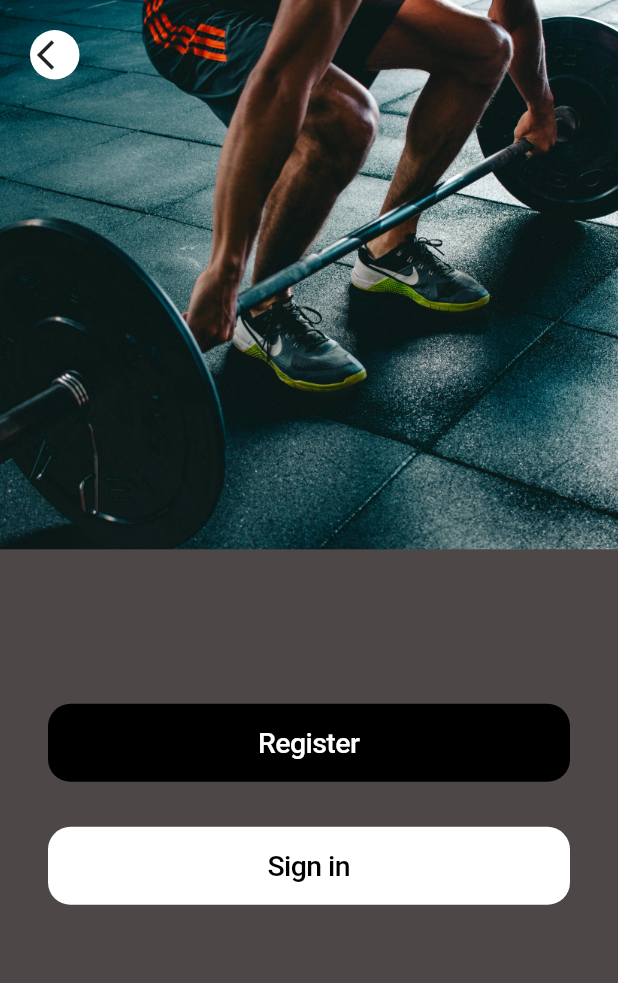
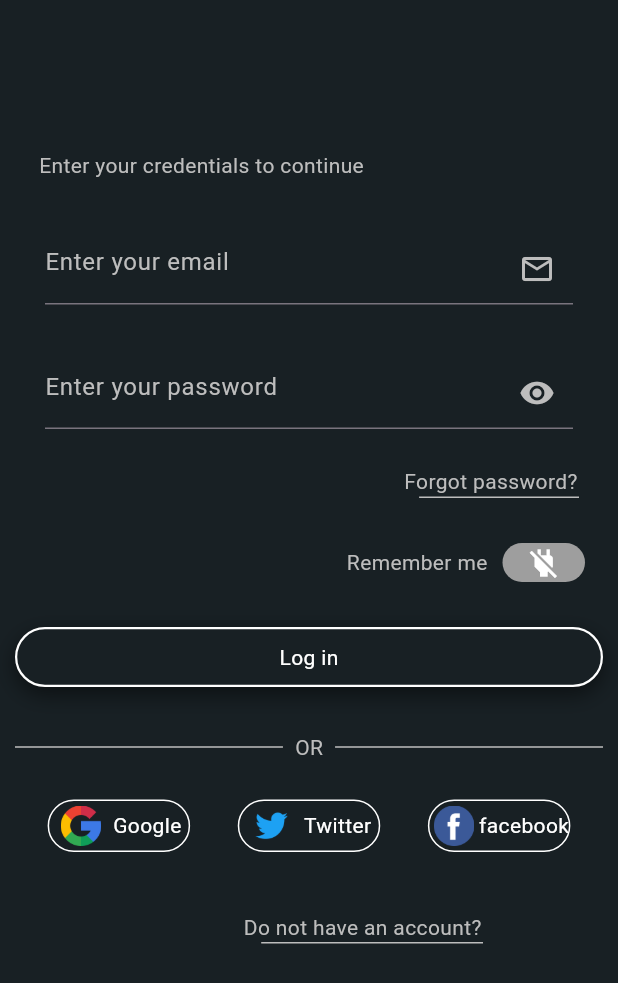
Before and after one commit to Wamitinewton/flexfit, a Flutter app: the SplashScreen screen opened directly, after a tap on "Continue", on a phone screen of 412 x 824 dp. Shown: the top 983 px of the screen. Run offline on Flutter 3.47's test engine with Material 3 defaults, Android fonts, the phone set to English and light mode, and no system bars; our stand-ins replace get; missing offline and left inert: clippy_flutter; Roboto replaces fonts that are missing (Montserrat).

Commit message:
Login screen

```diff
--- a/lib/main.dart
+++ b/lib/main.dart
@@ -14,6 +14,7 @@
   @override
   Widget build(BuildContext context) {
     return GetMaterialApp(
+      debugShowCheckedModeBanner: false,
 
       home: const SplashScreen()
     );
--- /dev/null
+++ b/lib/views/auth/login_screen.dart
@@ -0,0 +1,158 @@
+import 'package:clippy_flutter/arc.dart';
+import 'package:flexfit/widgets/auth_cards.dart';
+import 'package:flexfit/widgets/custom_flat_button.dart';
+import 'package:flexfit/widgets/lined_text.dart';
+import 'package:flexfit/widgets/remember_me_button.dart';
+import 'package:flutter/material.dart';
+import 'package:flutter/widgets.dart';
+
+import '../../widgets/text_input.dart';
+
+class LoginScreen extends StatefulWidget {
+  const LoginScreen({super.key});
+
+  @override
+  State<LoginScreen> createState() => _LoginScreenState();
+}
+
+class _LoginScreenState extends State<LoginScreen> {
+  bool _rememberMe = false;
+  @override
+  Widget build(BuildContext context) {
+    return Scaffold(
+      backgroundColor: const Color.fromARGB(255, 24, 32, 36),
+      body: SingleChildScrollView(
+        child: GestureDetector(
+          onTap: () {
+            FocusScope.of(context).unfocus();
+          },
+          child: SafeArea(
+            child: Padding(
+              padding: const EdgeInsets.only(top: 20),
+              child: Column(
+                // mainAxisAlignment: MainAxisAlignment.center,
+                children: [
+                  Padding(
+                    padding: const EdgeInsets.only(left: 26, top: 80),
+                    child: Row(
+                      mainAxisAlignment: MainAxisAlignment.start,
+                      children: [
+                        Text(
+                          'Enter your credentials to continue',
+                          style: TextStyle(color: Colors.grey[400]),
+                        ),
+                      ],
+                    ),
+                  ),
+                  TextFieldUtil(
+                      hintText: "Enter your email",
+                      suffixIcon: Icon(
+                        Icons.email_outlined,
+                        color: Colors.grey[400],
+                      )),
+                  TextFieldUtil(
+                      hintText: "Enter your password",
+                      suffixIcon: Icon(
+                        Icons.visibility,
+                        color: Colors.grey[400],
+                      )),
+                  const SizedBox(
+                    height: 25,
+                  ),
+                  Padding(
+                    padding: const EdgeInsets.only(right: 12),
+                    child: LinedText(
+                        ontap: () {}, height: 1, text: "Forgot password?"),
+                  ),
+                  const SizedBox(
+                    height: 10,
+                  ),
+                  const SizedBox(
+                    height: 20,
+                  ),
+                  PowerButtonUtil(
+                      value: _rememberMe,
+                      onChanged: (value) {
+                        setState(() {
+                          _rememberMe = value!;
+                        });
+                      },
+                      label: 'Remember me'),
+                  const SizedBox(
+                    height: 30,
+                  ),
+                  CustomFlatButton(
+                      onTap: () {},
+                      text: 'Log in',
+                      color: const Color.fromARGB(255, 24, 32, 36),
+                      textColor: Colors.white),
+                  const SizedBox(
+                    height: 30,
+                  ),
+                  Row(
+                    children: [
+                      Flexible(
+                        child: Divider(
+                          indent: 10,
+                          endIndent: 8,
+                          thickness: 1,
+                          color: Colors.grey[400],
+                        ),
+                      ),
+                      Text(
+                        'OR',
+                        style: TextStyle(color: Colors.grey[400], fontSize: 14),
+                      ),
+                      Flexible(
+                        child: Divider(
+                          indent: 8,
+                          endIndent: 10,
+                          thickness: 1,
+                          color: Colors.grey[400],
+                        ),
+                      ),
+                    ],
+                  ),
+                  const SizedBox(
+                    height: 15,
+                  ),
+                  Row(
+                    mainAxisAlignment: MainAxisAlignment.spaceEvenly,
+                    children: [
+                      AuthCards(
+                        image: 'assets/icons/google_2702602.png',
+                        authName: 'Google',
+                        onTap: () {},
+                      ),
+                      AuthCards(
+                        image: 'assets/icons/twitter3.png',
+                        authName: 'Twitter',
+                        onTap: () {},
+                      ),
+                      AuthCards(
+                        image: 'assets/icons/facebook_145802.png',
+                        authName: 'facebook',
+                        onTap: () {},
+                      )
+                    ],
+                  ),
+                  SizedBox(
+                    height: 40,
+                  ),
+                  Padding(
+                    padding: const EdgeInsets.only(right: 76),
+                    child: LinedText(
+                      ontap: () {},
+                      height: 1,
+                      text: "Do not have an account?",
+                    ),
+                  ),
+                ],
+              ),
+            ),
+          ),
+        ),
+      ),
+    );
+  }
+}
--- a/lib/views/auth/on_boarding.dart
+++ /dev/null
@@ -1,117 +0,0 @@
-import 'package:clippy_flutter/arc.dart';
-import 'package:flexfit/views/splash/splash_screen.dart';
-import 'package:flexfit/widgets/button.dart';
-import 'package:flutter/material.dart';
-import 'package:flutter/widgets.dart';
-import 'package:get/get.dart';
-import 'package:get/get_navigation/get_navigation.dart';
-
-class OnboardingScreen extends StatefulWidget {
-  const OnboardingScreen({super.key});
-
-  @override
-  State<OnboardingScreen> createState() => _SplashScreenState();
-}
-
-class _SplashScreenState extends State<OnboardingScreen>
-    with SingleTickerProviderStateMixin {
-  late AnimationController _controller;
-
-  @override
-  void initState() {
-    super.initState();
-
-    _controller = AnimationController(vsync: this);
-  }
-
-  @override
-  void dispose() {
-    super.dispose();
-    _controller.dispose();
-  }
-
-  @override
-  Widget build(BuildContext context) {
-    final width = MediaQuery.of(context).size.width;
-    final height = MediaQuery.of(context).size.height;
-
-    return Scaffold(
-      backgroundColor: Colors.black,
-      body: Stack(
-        children: [
-          Align(
-            alignment: Alignment.topCenter,
-            child: Container(
-              // color: Colors.white,
-              decoration: const BoxDecoration(
-                  image: DecorationImage(
-                      image: AssetImage('assets/images/splash3.jpg'),
-                      fit: BoxFit.cover)),
-              height: height - height / 2,
-              child: Stack(
-                children: [
-                  Positioned(
-                      top: 20,
-                      left: 20,
-                      child: GestureDetector(
-                        onTap: () {
-                          Get.offAll(SplashScreen());
-                        },
-                        child: Container(
-                          height: 33,
-                          width: 33,
-                          decoration: BoxDecoration(
-                              color: Colors.white, shape: BoxShape.circle),
-                          child: Icon(Icons.arrow_back_ios),
-                        ),
-                      )),
-                  const Align(
-                    alignment: Alignment.bottomCenter,
-                    child: Text(
-                      'FlexFit',
-                      style: TextStyle(
-                          color: Colors.white,
-                          fontSize: 35,
-                          fontWeight: FontWeight.bold),
-                    ),
-                  )
-                ],
-              ),
-            ),
-          ),
-          Align(
-            alignment: Alignment.bottomCenter,
-            child: Arc(
-              edge: Edge.TOP,
-              arcType: ArcType.CONVEY,
-              height: height / 17.4,
-              child: Container(
-                color: const Color.fromARGB(255, 77, 71, 71),
-                padding: EdgeInsets.only(top: height / 8),
-                height: height / 1.8,
-                width: width,
-                child: const Align(
-                    alignment: Alignment.topCenter,
-                    child: Column(children: [
-                      LargeButton(
-                          text: 'Register',
-                          color: Colors.white,
-                          ontap: null,
-                          containerColor: Colors.black),
-                      SizedBox(
-                        height: 30,
-                      ),
-                      LargeButton(
-                          text: 'Sign in',
-                          color: Colors.black,
-                          ontap: null,
-                          containerColor: Colors.white)
-                    ])),
-              ),
-            ),
-          ),
-        ],
-      ),
-    );
-  }
-}
--- a/lib/views/splash/splash_screen.dart
+++ b/lib/views/splash/splash_screen.dart
@@ -1,11 +1,9 @@
 import 'package:clippy_flutter/arc.dart';
-import 'package:flexfit/views/auth/on_boarding.dart';
+import 'package:flexfit/views/auth/login_screen.dart';
+
 import 'package:flexfit/widgets/button.dart';
 import 'package:flutter/material.dart';
-import 'package:flutter/widgets.dart';
-import 'package:dot_indication_flutter/dot_indication_flutter.dart';
 import 'package:get/get.dart';
-import 'package:get/get_navigation/get_navigation.dart';
 
 class SplashScreen extends StatefulWidget {
   const SplashScreen({super.key});
@@ -93,7 +91,7 @@ class _SplashScreenState extends State<SplashScreen>
                           text: 'Continue',
                           color: const Color.fromARGB(255, 184, 177, 177),
                           ontap: () {
-                            Get.offAll(OnboardingScreen());
+                           Get.offAll(LoginScreen());
                           },
                           containerColor: Colors.black)
                     ])),
--- /dev/null
+++ b/lib/widgets/auth_cards.dart
@@ -0,0 +1,86 @@
+import 'package:flutter/material.dart';
+
+class AuthCards extends StatefulWidget {
+  const AuthCards({
+    super.key,
+    required this.image,
+    required this.authName,
+    required this.onTap,
+  });
+  final String image;
+  final String authName;
+  final VoidCallback onTap;
+
+  @override
+  State<AuthCards> createState() => _AuthCardsState();
+}
+
+class _AuthCardsState extends State<AuthCards>
+    with SingleTickerProviderStateMixin {
+  late double _scale;
+  late AnimationController _controller;
+
+  @override
+  void initState() {
+    _controller = AnimationController(
+      vsync: this,
+      duration: const Duration(milliseconds: 100),
+      lowerBound: 0.0,
+      upperBound: 0.1,
+    )..addListener(() {
+        setState(() {});
+      });
+    super.initState();
+  }
+
+  @override
+  void dispose() {
+    super.dispose();
+    _controller.dispose();
+  }
+
+  @override
+  Widget build(BuildContext context) {
+    _scale = 1 - _controller.value;
+    return GestureDetector(
+      onTapDown: _tapDown,
+      onTapUp: _tapUp,
+      onTap: widget.onTap,
+      child: Transform.scale(
+        scale: _scale,
+        child: Container(
+          margin: EdgeInsets.only(top: 10),
+          width: 95,
+          height: 35,
+          decoration: BoxDecoration(
+              color: const Color.fromARGB(255, 24, 32, 36),
+              borderRadius: BorderRadius.circular(20),
+              border: Border.all(color: Colors.white)),
+          child: Row(
+            mainAxisAlignment: MainAxisAlignment.spaceEvenly,
+            children: [
+              Padding(
+                  padding: EdgeInsets.all(3), child: Image.asset(widget.image)),
+              Center(
+                child: Text(
+                  widget.authName,
+                  style: TextStyle(
+                    color: Colors.white
+                  ),
+                ),
+              )
+            ],
+          ),
+        ),
+      ),
+    );
+  }
+
+  void _tapDown(TapDownDetails details) {
+    _controller.forward();
+  }
+
+  void _tapUp(TapUpDetails details) {
+    _controller.reverse();
+  }
+}
--- /dev/null
+++ b/lib/widgets/custom_flat_button.dart
@@ -0,0 +1,86 @@
+import 'package:flutter/material.dart';
+
+class CustomFlatButton extends StatefulWidget {
+  final VoidCallback onTap;
+  final String text;
+  final Color color;
+  final Color textColor;
+
+  const CustomFlatButton(
+      {super.key,
+      required this.onTap,
+      required this.text,
+      required this.color,
+      required this.textColor});
+
+  @override
+  State<CustomFlatButton> createState() => _CustomFlatButtonState();
+}
+
+class _CustomFlatButtonState extends State<CustomFlatButton>
+    with SingleTickerProviderStateMixin {
+  late double _scale;
+  late AnimationController _controller;
+
+  @override
+  void initState() {
+    _controller = AnimationController(
+      vsync: this,
+      duration: const Duration(milliseconds: 100),
+      lowerBound: 0.0,
+      upperBound: 0.1,
+    )..addListener(() {
+        setState(() {});
+        super.initState();
+      });
+  }
+
+  @override
+  void dispose() {
+    super.dispose();
+    _controller.dispose();
+  }
+
+  @override
+  Widget build(BuildContext context) {
+    _scale = 1 - _controller.value;
+    return Padding(
+      padding: const EdgeInsets.only(left: 10, right: 10),
+      child: GestureDetector(
+        onTapDown: _tapDown,
+        onTapUp: _tapUp,
+        onTap: widget.onTap,
+        child: Transform.scale(
+          scale: _scale,
+          child: Container(
+            height: 40,
+            width: double.maxFinite,
+            decoration: BoxDecoration(
+                borderRadius: BorderRadius.circular(20),
+                color: widget.color,
+                border: Border.all(color: Colors.white, width: 1.5),
+                boxShadow: const [
+                  BoxShadow(
+                      color: Color(0x80000000),
+                      blurRadius: 12.0,
+                      offset: Offset(0.0, 5.0))
+                ]),
+            child: Center(
+                child: Text(
+              widget.text,
+              style: TextStyle(color: widget.textColor),
+            )),
+          ),
+        ),
+      ),
+    );
+  }
+
+  void _tapDown(TapDownDetails details) {
+    _controller.forward();
+  }
+
+  void _tapUp(TapUpDetails details) {
+    _controller.reverse();
+  }
+}
--- /dev/null
+++ b/lib/widgets/lined_text.dart
@@ -0,0 +1,53 @@
+import 'package:flutter/material.dart';
+
+class LinedText extends StatelessWidget {
+  const LinedText({
+    super.key,
+    required this.height,
+    required this.text,
+    required this.ontap,
+  });
+  final double height;
+
+  final String text;
+  final VoidCallback ontap;
+
+  @override
+  Widget build(BuildContext context) {
+    // create a Textpainter to measure the width of the text
+    final textPainter = TextPainter(
+      text: TextSpan(text: text, style: TextStyle(color: Colors.grey[400])),
+      textDirection: TextDirection.ltr,
+    )..layout();
+
+    final containerWidth = ( textPainter.width) - 5;
+    return Row(
+      mainAxisAlignment: MainAxisAlignment.end,
+      children: [
+        GestureDetector(
+          onTap: ontap,
+          child: Column(
+            crossAxisAlignment: CrossAxisAlignment.end,
+            children: [
+              Padding(
+                padding: const EdgeInsets.only(right: 15),
+                child: Text(
+                  text,
+                  style: TextStyle(color: Colors.grey[400]),
+                ),
+              ),
+              Padding(
+                padding: const EdgeInsets.only(right: 14),
+                child: Container(
+                  height: height,
+                  width: containerWidth,
+                  color: Colors.grey[400],
+                ),
+              )
+            ],
+          ),
+        )
+      ],
+    );
+  }
+}
--- /dev/null
+++ b/lib/widgets/remember_me_button.dart
@@ -0,0 +1,55 @@
+import 'package:flutter/material.dart';
+
+class PowerButtonUtil extends StatelessWidget {
+  const PowerButtonUtil(
+      {super.key,
+      required this.value,
+      required this.onChanged,
+      required this.label});
+  final bool value;
+  final Function(bool?) onChanged;
+  final String label;
+
+  @override
+  Widget build(BuildContext context) {
+    return Padding(
+      padding: const EdgeInsets.only(right: 12),
+      child: Row(
+        mainAxisAlignment: MainAxisAlignment.end,
+        children: <Widget>[
+          Text(
+            label,
+            style: TextStyle(
+              color: Colors.grey[400],
+            ),
+          ),
+          SizedBox(
+            width: 10,
+          ),
+          GestureDetector(
+            onTap: () {
+              onChanged(!value);
+            },
+            child: Container(
+              width: 55,
+              height: 26,
+              decoration: BoxDecoration(
+                color: value ? Colors.green : Colors.grey,
+                borderRadius: BorderRadius.circular(15),
+              ),
+              child: Center(
+                child: Icon(
+                  value ? Icons.notifications_active : Icons.power_off,
+                  color: Colors.white,
+                ),
+              ),
+            ),
+          ),
+          SizedBox(
+            width: 10,
+          ),
+        ],
+      ),
+    );
+  }
+}
--- /dev/null
+++ b/lib/widgets/text_input.dart
@@ -0,0 +1,26 @@
+import 'package:flutter/material.dart';
+
+class TextFieldUtil extends StatelessWidget {
+  const TextFieldUtil({
+    super.key,
+    required this.hintText,
+    required this.suffixIcon,
+  });
+  final String hintText;
+  final Widget suffixIcon;
+
+  @override
+  Widget build(BuildContext context) {
+    return Padding(
+      padding: const EdgeInsets.only(left: 30, right: 30, top: 35),
+      child: TextFormField(
+        decoration: InputDecoration(
+            suffixIcon: suffixIcon,
+            hintText: hintText,
+            hintStyle: TextStyle(
+              color: Colors.grey[400],
+            )),
+      ),
+    );
+  }
+}
```
Also changed, not shown: assets/icons/facebook_145802.png (added), assets/icons/google-logo.png (added), assets/icons/google_2702602.png (added), assets/icons/twitter.jpg (added), assets/icons/twitter3.png (added), assets/icons/twitter4.png (added), assets/icons/twitter_5968830.png (added).
